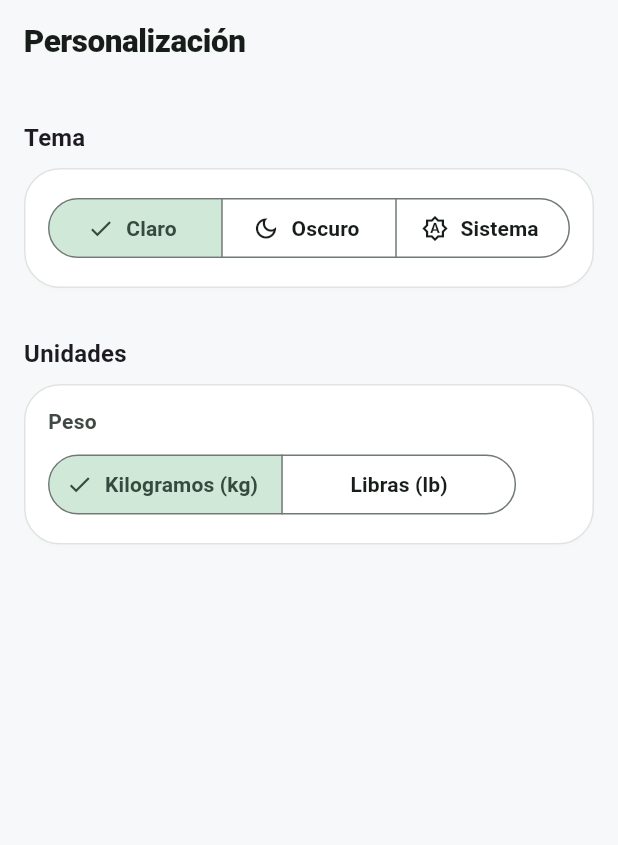
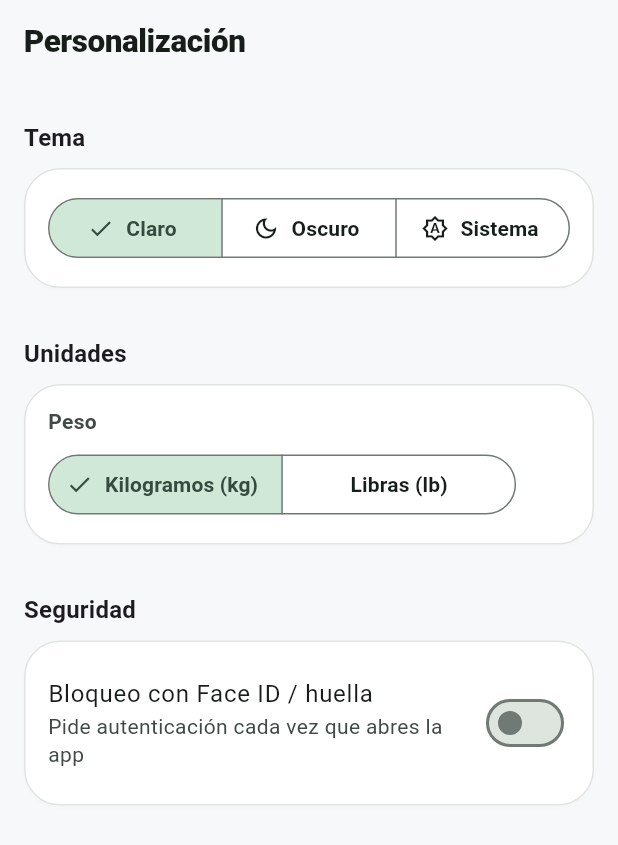
Before and after one commit to tomasvargas-afk/aplicacion, a Flutter app: the SettingsScreen screen opened by its route, after a tap on "Claro", on a phone screen of 412 x 824 dp. Shown: the top 845 px of the screen. Run offline on Flutter 3.47's test engine with Material 3 defaults, Android fonts, the phone set to English and light mode, and no system bars; our stand-ins replace fl_chart, flutter_dotenv, flutter_local_notifications, flutter_riverpod, fpdart, freezed_annotation and 9 more; missing offline and left inert: mobile_scanner; accounts and stored records are empty; generated files the repository leaves out were written again.

Commit message:
Agregar bloqueo de app con Face ID/huella y auditar seguridad
- AppLockGate: overlay de bloqueo que pide autenticacion biometrica o
  passcode del dispositivo al abrir la app, y se re-bloquea sola al
  volver de segundo plano. Opt-in (apagado por defecto), toggle nuevo
  en Ajustes > Seguridad
- Auditoria de RLS: las 18 tablas de Supabase tienen row level security
  habilitado con politicas de solo-dueno correctas, sin huecos
- Verificado: no hay secretos ni claves privadas expuestas en el
  repositorio (.env nunca se comiteo, ANTHROPIC_API_KEY vive solo como
  secreto de Supabase), todas las llamadas de red usan HTTPS

```diff
--- a/lib/app.dart
+++ b/lib/app.dart
@@ -4,6 +4,7 @@ import 'package:flutter_riverpod/flutter_riverpod.dart';
 import 'core/router/app_router.dart';
 import 'core/theme/app_theme.dart';
 import 'core/theme/theme_provider.dart';
+import 'core/widgets/app_lock_gate.dart';
 
 class App extends ConsumerWidget {
   const App({super.key});
@@ -20,6 +21,8 @@ class App extends ConsumerWidget {
       darkTheme: AppTheme.dark(),
       themeMode: themeMode,
       routerConfig: router,
+      builder: (context, child) =>
+          AppLockGate(child: child ?? const SizedBox.shrink()),
     );
   }
 }
--- /dev/null
+++ b/lib/core/security/app_lock_provider.dart
@@ -0,0 +1,34 @@
+import 'package:flutter_riverpod/flutter_riverpod.dart';
+import 'package:shared_preferences/shared_preferences.dart';
+
+const _appLockEnabledKey = 'app_lock_enabled';
+
+/// Whether the user opted into Face ID/Touch ID/passcode lock on app open.
+/// Off by default — this is an opt-in extra layer, not a requirement.
+class AppLockEnabledNotifier extends Notifier<bool> {
+  @override
+  bool build() {
+    _restore();
+    return false;
+  }
+
+  Future<void> _restore() async {
+    final prefs = await SharedPreferences.getInstance();
+    state = prefs.getBool(_appLockEnabledKey) ?? false;
+  }
+
+  Future<void> setEnabled(bool enabled) async {
+    state = enabled;
+    final prefs = await SharedPreferences.getInstance();
+    await prefs.setBool(_appLockEnabledKey, enabled);
+  }
+}
+
+final appLockEnabledProvider = NotifierProvider<AppLockEnabledNotifier, bool>(
+  AppLockEnabledNotifier.new,
+);
+
+/// Whether the current in-memory session has passed the lock screen.
+/// Intentionally not persisted — resets whenever the process restarts, and
+/// [AppLockGate] flips it back to false whenever the app is backgrounded.
+final appLockUnlockedProvider = StateProvider<bool>((ref) => false);
--- /dev/null
+++ b/lib/core/services/app_lock_service.dart
@@ -0,0 +1,30 @@
+import 'package:local_auth/local_auth.dart';
+
+/// Thin wrapper around `local_auth` for the optional app-open lock
+/// (Face ID / Touch ID / fingerprint, with device passcode as fallback).
+class AppLockService {
+  AppLockService._();
+
+  static final AppLockService instance = AppLockService._();
+
+  final _auth = LocalAuthentication();
+
+  Future<bool> isSupported() async {
+    try {
+      return await _auth.isDeviceSupported();
+    } catch (_) {
+      return false;
+    }
+  }
+
+  Future<bool> authenticate() async {
+    try {
+      return await _auth.authenticate(
+        localizedReason: 'Confirma tu identidad para abrir la app',
+        biometricOnly: false,
+      );
+    } catch (_) {
+      return false;
+    }
+  }
+}
--- /dev/null
+++ b/lib/core/widgets/app_lock_gate.dart
@@ -0,0 +1,117 @@
+import 'package:flutter/material.dart';
+import 'package:flutter_riverpod/flutter_riverpod.dart';
+
+import '../constants/app_colors.dart';
+import '../constants/app_sizes.dart';
+import '../security/app_lock_provider.dart';
+import '../services/app_lock_service.dart';
+
+/// Wraps the app's content. When app-lock is enabled and the current
+/// session hasn't been unlocked yet, shows a full-screen overlay requiring
+/// Face ID/Touch ID/device passcode before revealing [child]. Also re-locks
+/// whenever the app is backgrounded so leaving it open doesn't leave your
+/// data exposed.
+class AppLockGate extends ConsumerStatefulWidget {
+  const AppLockGate({super.key, required this.child});
+
+  final Widget child;
+
+  @override
+  ConsumerState<AppLockGate> createState() => _AppLockGateState();
+}
+
+class _AppLockGateState extends ConsumerState<AppLockGate>
+    with WidgetsBindingObserver {
+  @override
+  void initState() {
+    super.initState();
+    WidgetsBinding.instance.addObserver(this);
+    WidgetsBinding.instance.addPostFrameCallback((_) {
+      if (ref.read(appLockEnabledProvider) &&
+          !ref.read(appLockUnlockedProvider)) {
+        _unlock();
+      }
+    });
+  }
+
+  @override
+  void dispose() {
+    WidgetsBinding.instance.removeObserver(this);
+    super.dispose();
+  }
+
+  @override
+  void didChangeAppLifecycleState(AppLifecycleState state) {
+    if (!ref.read(appLockEnabledProvider)) return;
+    if (state == AppLifecycleState.paused) {
+      ref.read(appLockUnlockedProvider.notifier).state = false;
+    }
+  }
+
+  Future<void> _unlock() async {
+    final success = await AppLockService.instance.authenticate();
+    if (success && mounted) {
+      ref.read(appLockUnlockedProvider.notifier).state = true;
+    }
+  }
+
+  @override
+  Widget build(BuildContext context) {
+    final enabled = ref.watch(appLockEnabledProvider);
+    final unlocked = ref.watch(appLockUnlockedProvider);
+
+    if (!enabled || unlocked) return widget.child;
+
+    return Scaffold(
+      body: Container(
+        width: double.infinity,
+        height: double.infinity,
+        decoration: const BoxDecoration(
+          gradient: LinearGradient(
+            begin: Alignment.topLeft,
+            end: Alignment.bottomRight,
+            colors: [AppColors.seed, AppColors.seedDeep],
+          ),
+        ),
+        child: SafeArea(
+          child: Center(
+            child: Padding(
+              padding: const EdgeInsets.all(AppSizes.lg),
+              child: Column(
+                mainAxisSize: MainAxisSize.min,
+                children: [
+                  const Icon(
+                    Icons.lock_outline,
+                    color: Colors.white,
+                    size: 56,
+                  ),
+                  const SizedBox(height: AppSizes.lg),
+                  const Text(
+                    'Aplicación bloqueada',
+                    style: TextStyle(
+                      color: Colors.white,
+                      fontWeight: FontWeight.w800,
+                      fontSize: 20,
+                    ),
+                  ),
+                  const SizedBox(height: AppSizes.sm),
+                  const Text(
+                    'Confirma tu identidad para continuar',
+                    style: TextStyle(color: Colors.white70),
+                    textAlign: TextAlign.center,
+                  ),
+                  const SizedBox(height: AppSizes.xl),
+                  FilledButton.icon(
+                    onPressed: _unlock,
+                    icon: const Icon(Icons.fingerprint),
+                    label: const Text('Desbloquear'),
+                  ),
+                ],
+              ),
+            ),
+          ),
+        ),
+      ),
+    );
+  }
+}
--- a/lib/features/settings/presentation/screens/settings_screen.dart
+++ b/lib/features/settings/presentation/screens/settings_screen.dart
@@ -2,6 +2,8 @@ import 'package:flutter/material.dart';
 import 'package:flutter_riverpod/flutter_riverpod.dart';
 
 import '../../../../core/constants/app_sizes.dart';
+import '../../../../core/security/app_lock_provider.dart';
+import '../../../../core/services/app_lock_service.dart';
 import '../../../../core/theme/theme_provider.dart';
 import '../../../../core/units/unit_preference_provider.dart';
 import '../../../../core/widgets/app_card.dart';
@@ -14,6 +16,7 @@ class SettingsScreen extends ConsumerWidget {
   Widget build(BuildContext context, WidgetRef ref) {
     final themeMode = ref.watch(themeModeProvider);
     final unit = ref.watch(unitPreferenceProvider);
+    final appLockEnabled = ref.watch(appLockEnabledProvider);
 
     return Scaffold(
       appBar: AppBar(title: const Text('Personalización')),
@@ -63,14 +66,38 @@ class SettingsScreen extends ConsumerWidget {
                   const SizedBox(height: AppSizes.sm),
                   SegmentedButton<WeightUnit>(
                     segments: const [
-                      ButtonSegment(value: WeightUnit.kg, label: Text('Kilogramos (kg)')),
-                      ButtonSegment(value: WeightUnit.lb, label: Text('Libras (lb)')),
+                      ButtonSegment(
+                          value: WeightUnit.kg, label: Text('Kilogramos (kg)')),
+                      ButtonSegment(
+                          value: WeightUnit.lb, label: Text('Libras (lb)')),
                     ],
                     selected: {unit},
-                    onSelectionChanged: (selection) =>
-                        ref.read(unitPreferenceProvider.notifier).setUnit(selection.first),
+                    onSelectionChanged: (selection) => ref
+                        .read(unitPreferenceProvider.notifier)
+                        .setUnit(selection.first),
                   ),
                 ],
+              ),
+            ),
+            const SizedBox(height: AppSizes.lg),
+            const SectionHeader(title: 'Seguridad'),
+            AppCard(
+              child: SwitchListTile(
+                contentPadding: EdgeInsets.zero,
+                title: const Text('Bloqueo con Face ID / huella'),
+                subtitle:
+                    const Text('Pide autenticación cada vez que abres la app'),
+                value: appLockEnabled,
+                onChanged: (value) async {
+                  if (value) {
+                    final ok = await AppLockService.instance.authenticate();
+                    if (!ok) return;
+                    ref.read(appLockUnlockedProvider.notifier).state = true;
+                  }
+                  await ref
+                      .read(appLockEnabledProvider.notifier)
+                      .setEnabled(value);
+                },
               ),
             ),
           ],
--- a/pubspec.yaml
+++ b/pubspec.yaml
@@ -51,6 +51,7 @@ dependencies:
   mobile_scanner: ^7.4.0
   http: ^1.6.0
   pedometer: ^4.2.0
+  local_auth: ^3.0.2
 
 dev_dependencies:
   flutter_test:
```
Also changed, not shown: 1 other file.
